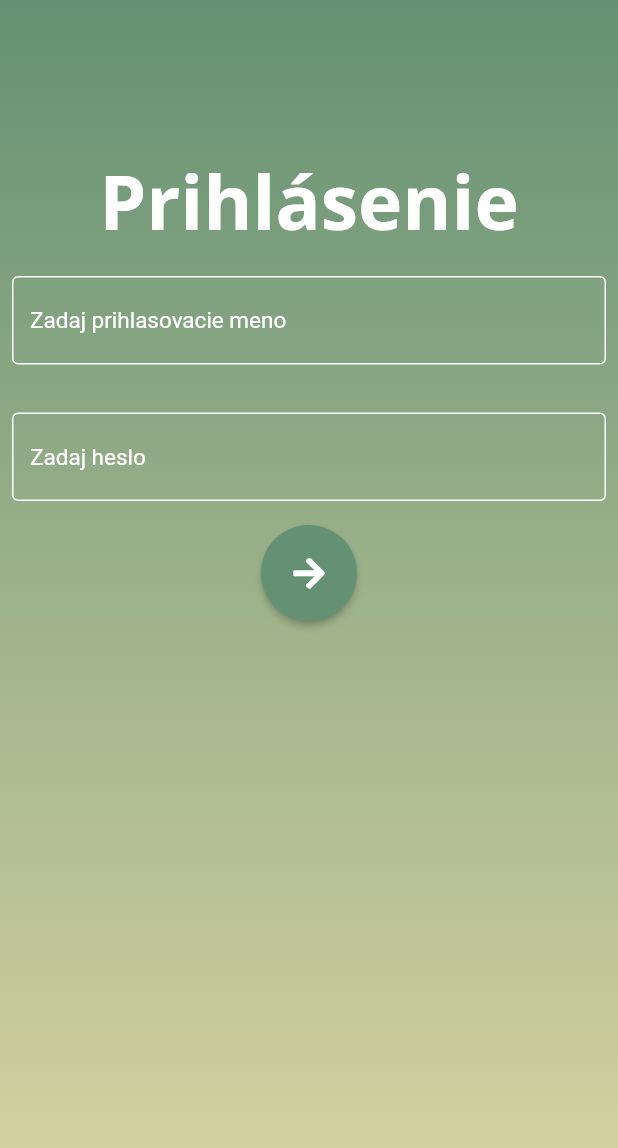
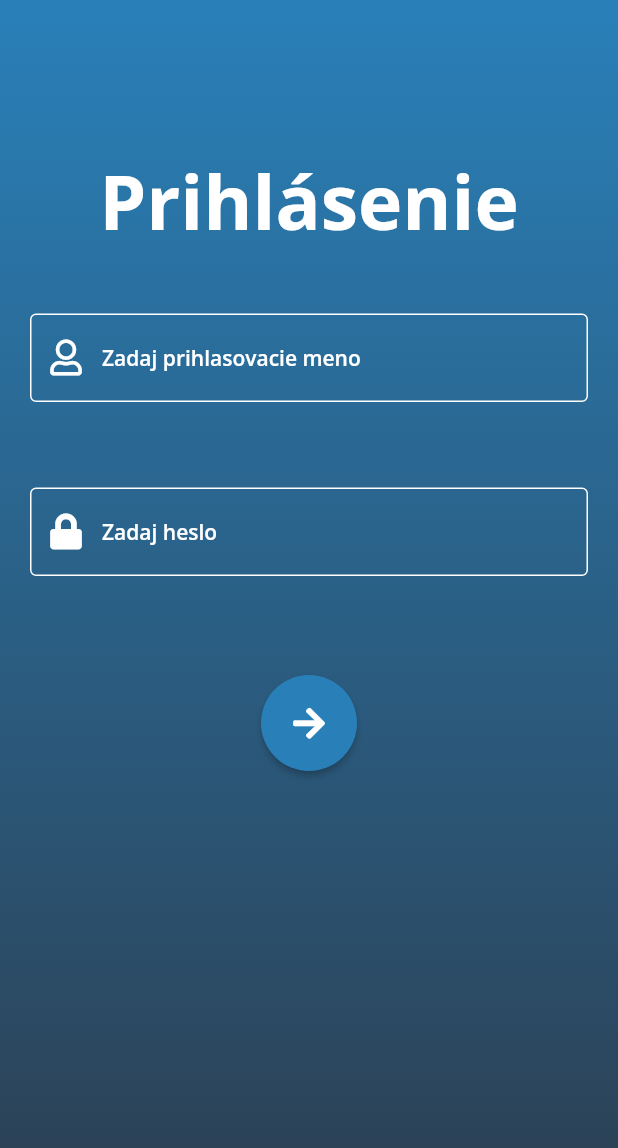
Before and after one commit to Crudar/akcosky, a Flutter app: the screen it shows after launch, on a phone screen of 412 x 824 dp. Shown: the top 1148 px of the screen. Run offline on Flutter 3.47's test engine with Material 2 defaults, Android fonts, the phone set to English and light mode, and no system bars; our stand-ins replace font_awesome_flutter, google_fonts; missing offline and left inert: aws_dynamodb_api.

Commit message:
login UI changes

```diff
--- a/lib/UI/login.dart
+++ b/lib/UI/login.dart
@@ -8,15 +8,17 @@ class Login extends StatelessWidget{
   @override
   Widget build(BuildContext context) {
     return MaterialApp(
+      theme: Theme_.light(),
       home: Scaffold(
+        resizeToAvoidBottomInset: false,
       body: Container(
         decoration: const BoxDecoration(
           gradient: LinearGradient(
             begin: Alignment.topCenter,
             end: Alignment.bottomCenter,
             colors: <Color>[
-              Color(0xff649173),
-              Color(0xffDBD5A4)
+              Color(0xff2980b9),
+              Color(0xff2c3e50)
             ]
           )
         ),
@@ -33,39 +35,44 @@ class Login extends StatelessWidget{
                   child: Column(
                     crossAxisAlignment: CrossAxisAlignment.start,
                     children: [
-                      const Padding(
-                        padding: EdgeInsets.symmetric(horizontal: 8, vertical: 16),
+                      const SizedBox(
+                        height: 25,
+                      ),
+                      Padding(
+                        padding: const EdgeInsets.symmetric(horizontal: 20, vertical: 16),
                         child: TextField(
-                            decoration: InputDecoration(
-                              enabledBorder: OutlineInputBorder(
-                                borderSide: BorderSide(color: Colors.white, width: 1.0),
+                            decoration: const InputDecoration(
+                              hintText: 'Zadaj prihlasovacie meno',
+                              prefixIcon: Icon(FontAwesomeIcons.user, color: Colors.white)
                             ),
-                              hintStyle: TextStyle(fontSize: 15.0, color: Colors.white), // TODO - brat zo súboru ?
-                              hintText: 'Zadaj prihlasovacie meno',
+                          style: Theme_.lightTextTheme.headline3,
                           ),
                       ),
+                      const SizedBox(
+                        height: 25,
                       ),
-                      const Padding(
-                        padding: EdgeInsets.symmetric(horizontal: 8, vertical: 16),
+                      Padding(
+                        padding: const EdgeInsets.symmetric(horizontal: 20, vertical: 16),
                         child: TextField(
-                          decoration: InputDecoration(
-                            enabledBorder: OutlineInputBorder(
-                              borderSide: BorderSide(color: Colors.white, width: 1.0),
+                          decoration: const InputDecoration(
+                            hintText: 'Zadaj heslo',
+                            prefixIcon: Icon(FontAwesomeIcons.lock, color: Colors.white)
                           ),
-                            hintStyle: TextStyle(fontSize: 15.0, color: Colors.white), // TODO - brat zo súboru ?
-                            hintText: 'Zadaj heslo',
-                          ),
+                          style: Theme_.lightTextTheme.headline3
                         ),
                       ),
                       Center(
+                          child: Padding(
+                              padding: EdgeInsets.only(top: 50),
                               child: ElevatedButton(
                                 onPressed: () {},
                                 child: const Icon(FontAwesomeIcons.arrowRight),
                                 style: ElevatedButton.styleFrom(
                                   shape: const CircleBorder(),
                                   padding: const EdgeInsets.all(20),
-                            primary: Color(0xff649173), // <-- Button color
+                                  primary: Color(0xff2980b9), // <-- Button color
                                   onPrimary: Colors.white, // <-- Splash color
+                                )
                       )
                           )
                       )
--- a/lib/theme.dart
+++ b/lib/theme.dart
@@ -19,19 +19,14 @@ class Theme_ {
       color: Colors.black,
     ),
     headline3: GoogleFonts.openSans(
-      fontSize: 16.0,
+      fontSize: 14.0,
       fontWeight: FontWeight.w600,
-      color: Colors.black,
+      color: Colors.white,
     ),
     headline6: GoogleFonts.openSans(
       fontSize: 20.0,
       fontWeight: FontWeight.w600,
       color: Colors.black,
-    ),
-    headlineMedium: GoogleFonts.openSans(
-      fontSize: 14.0,
-      fontWeight: FontWeight.w600,
-      color: Colors.white,
     ),
   );
 
@@ -84,6 +79,15 @@ class Theme_ {
       bottomNavigationBarTheme: const BottomNavigationBarThemeData(
         selectedItemColor: Colors.green,
       ),
+      inputDecorationTheme: InputDecorationTheme(
+          focusedBorder: const OutlineInputBorder(
+            borderSide: BorderSide(color: Colors.white, width: 1.0),
+          ),
+          enabledBorder: const OutlineInputBorder(
+            borderSide: BorderSide(color: Colors.white, width: 1.0),
+          ),
+          hintStyle: Theme_.lightTextTheme.headline3,
+      ),
       textTheme: lightTextTheme,
     );
   }
```
Lines whose indentation alone changed are shown as unchanged.
